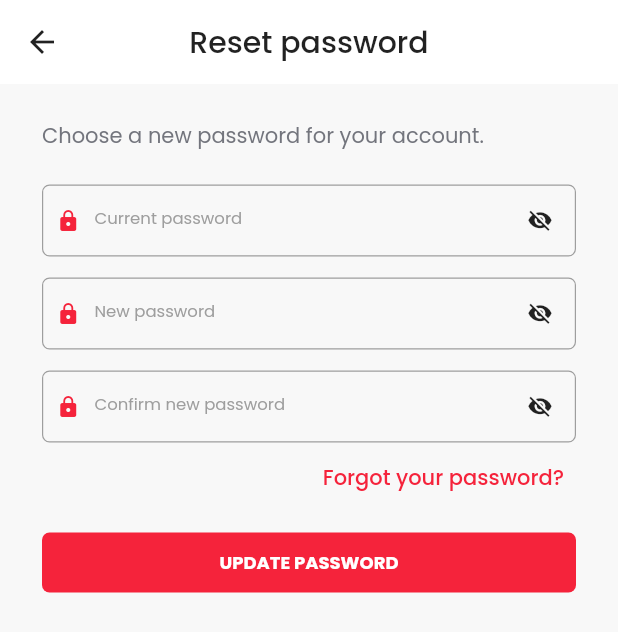
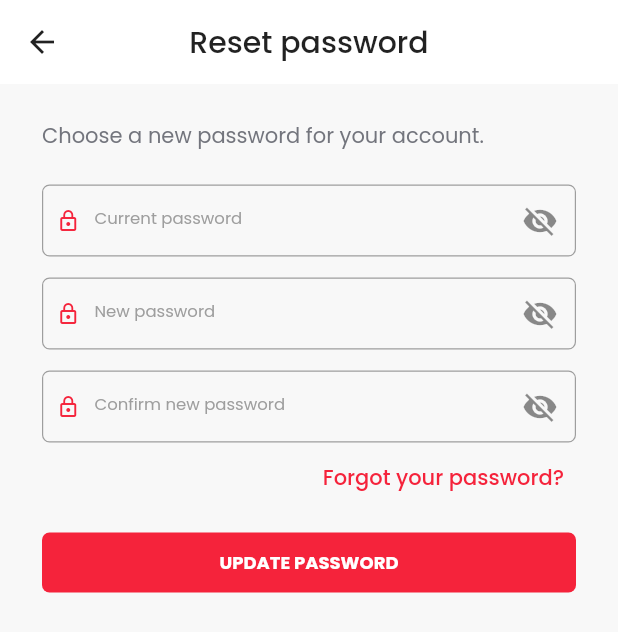
Before and after one commit to oeungrotha11/flutter_foodie, a Flutter app: the ChangePasswordScreen screen opened directly, on a phone screen of 412 x 824 dp. Shown: the top 632 px of the screen. Run offline on Flutter 3.47's test engine with Material 3 defaults, Android fonts, the light colour scheme and no system bars; our stand-ins replace carousel_slider, device_preview, firebase_auth, firebase_core, flutter_svg, google_sign_in and 4 more; accounts and stored records are empty; network calls fail.

Commit message:
Use reusable form fields on change password screen

```diff
--- a/lib/screens/change_password_screen.dart
+++ b/lib/screens/change_password_screen.dart
@@ -3,6 +3,7 @@ import 'package:flutter/material.dart';
 import '../services/api_client.dart';
 import '../services/foodie_api.dart';
 import 'forgot_password_screen.dart';
+import '../widgets/app_text_form_field.dart';
 
 class ChangePasswordScreen extends StatefulWidget {
   final String initialEmail;
@@ -85,28 +86,34 @@ class _ChangePasswordScreenState extends State<ChangePasswordScreen> {
             style: TextStyle(color: Color(0xFF73757D)),
           ),
           const SizedBox(height: 22),
-          _passwordField(
+          AppTextFormField(
             controller: _currentPassword,
-            label: 'Current password',
-            obscure: _obscureCurrent,
+            labelText: 'Current password',
+            obscureText: _obscureCurrent,
+            prefixIcon: Icons.lock_outline,
+            suffixIcon: IconButton(onPressed: () => setState(() => _obscureCurrent = !_obscureCurrent), icon: Icon(_obscureCurrent ? Icons.visibility_off : Icons.visibility)),
             toggle: () => setState(() => _obscureCurrent = !_obscureCurrent),
             validator: (value) => value == null || value.isEmpty
                 ? 'Enter your current password'
                 : null,
           ),
           const SizedBox(height: 14),
-          _passwordField(
+          AppTextFormField(
             controller: _newPassword,
-            label: 'New password',
-            obscure: _obscureNew,
+            labelText: 'New password',
+            obscureText: _obscureNew,
+            prefixIcon: Icons.lock_outline,
+            suffixIcon: IconButton(onPressed: () => setState(() => _obscureNew = !_obscureNew), icon: Icon(_obscureNew ? Icons.visibility_off : Icons.visibility)),
             toggle: () => setState(() => _obscureNew = !_obscureNew),
             validator: (value) => _validateNewPassword(value),
           ),
           const SizedBox(height: 14),
-          _passwordField(
+          AppTextFormField(
             controller: _confirmPassword,
-            label: 'Confirm new password',
-            obscure: _obscureConfirm,
+            labelText: 'Confirm new password',
+            obscureText: _obscureConfirm,
+            prefixIcon: Icons.lock_outline,
+            suffixIcon: IconButton(onPressed: () => setState(() => _obscureConfirm = !_obscureConfirm), icon: Icon(_obscureConfirm ? Icons.visibility_off : Icons.visibility)),
             toggle: () => setState(() => _obscureConfirm = !_obscureConfirm),
             validator: (value) => value != _newPassword.text
                 ? 'Passwords do not match'
@@ -176,69 +183,4 @@ class _ChangePasswordScreenState extends State<ChangePasswordScreen> {
     }
     return null;
   }
-
-  Widget _passwordField({
-    required TextEditingController controller,
-    required String label,
-    required bool obscure,
-    required VoidCallback toggle,
-    required String? Function(String?) validator,
-  }) => TextFormField(
-    controller: controller,
-    obscureText: obscure,
-    validator: validator,
-    autovalidateMode: AutovalidateMode.onUserInteractionIfError,
-    style: const TextStyle(fontSize: 12),
-    decoration: InputDecoration(
-      labelText: label,
-      hintText: 'Enter ${label.toLowerCase()}',
-      prefixIcon: const Icon(
-        Icons.lock,
-        size: 16,
-        color: Color(0xFFF5233B),
-      ),
-      suffixIcon: IconButton(
-        padding: EdgeInsets.zero,
-        constraints: const BoxConstraints(minWidth: 35, minHeight: 35),
-        splashRadius: 18,
-        onPressed: toggle,
-        icon: Icon(
-          obscure ? Icons.visibility_off : Icons.visibility,
-          size: 17,
-          color: Colors.black87,
-        ),
-      ),
-      labelStyle: const TextStyle(fontSize: 11, color: Colors.grey),
-      hintStyle: const TextStyle(fontSize: 11, color: Colors.grey),
-      prefixIconConstraints: const BoxConstraints(
-        minWidth: 35,
-        minHeight: 35,
-      ),
-      contentPadding: const EdgeInsets.symmetric(
-        horizontal: 12,
-        vertical: 12,
-      ),
-      errorStyle: const TextStyle(fontSize: 10),
-      border: OutlineInputBorder(
-        borderRadius: BorderRadius.circular(5),
-        borderSide: const BorderSide(color: Colors.grey, width: 0.8),
-      ),
-      enabledBorder: OutlineInputBorder(
-        borderRadius: BorderRadius.circular(5),
-        borderSide: const BorderSide(color: Colors.grey, width: 0.8),
-      ),
-      focusedBorder: OutlineInputBorder(
-        borderRadius: BorderRadius.circular(5),
-        borderSide: const BorderSide(color: Color(0xFFF5233B), width: 1),
-      ),
-      errorBorder: OutlineInputBorder(
-        borderRadius: BorderRadius.circular(5),
-        borderSide: const BorderSide(color: Colors.red, width: 0.8),
-      ),
-      focusedErrorBorder: OutlineInputBorder(
-        borderRadius: BorderRadius.circular(5),
-        borderSide: const BorderSide(color: Colors.red, width: 1),
-      ),
-    ),
-  );
 }
```
